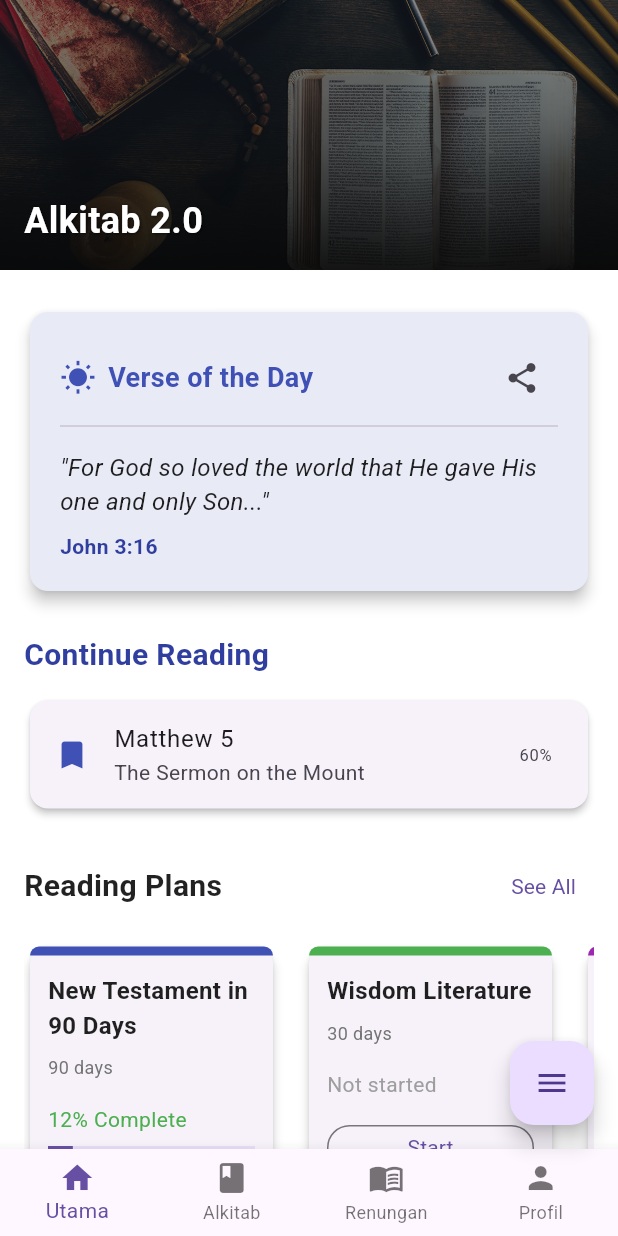
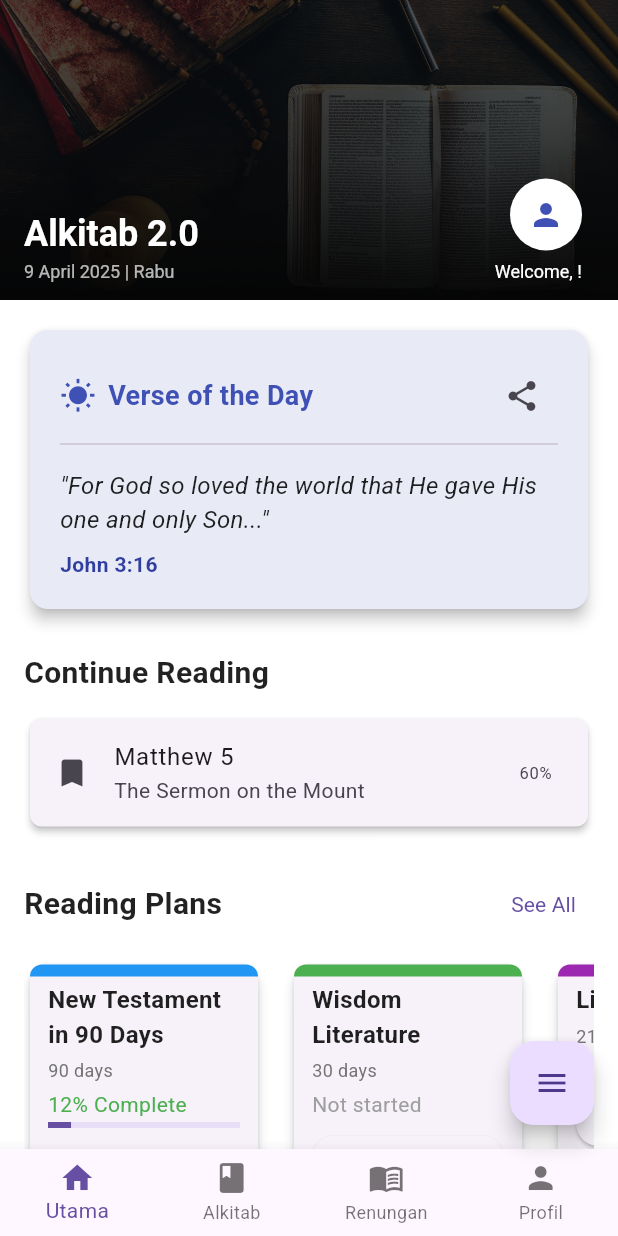
Before and after one commit to hearyaldy/alkitab_2.0, a Flutter app: the HomeTab screen opened by its route, on a phone screen of 412 x 824 dp. Run offline on Flutter 3.47's test engine with Material 3 defaults, Android fonts, the phone set to English and light mode, and no system bars; our stand-ins replace flutter_dotenv, flutter_image_compress, flutter_riverpod, go_router, hive_flutter, image_picker and 1 more; accounts and stored records are empty; network calls fail.

Commit message:
Home Tab UI Fix

```diff
--- a/lib/main.dart
+++ b/lib/main.dart
@@ -1,6 +1,7 @@
 import 'package:flutter/material.dart';
 import 'package:flutter_riverpod/flutter_riverpod.dart';
 import 'package:flutter_dotenv/flutter_dotenv.dart';
+import 'package:intl/date_symbol_data_local.dart';
 import 'package:supabase_flutter/supabase_flutter.dart';
 
 import 'router.dart';
@@ -8,10 +9,13 @@ import 'router.dart';
 Future<void> main() async {
   WidgetsFlutterBinding.ensureInitialized();
 
-  // Load .env variables
+  // Load environment variables from .env file.
   await dotenv.load();
 
-  // Initialize Supabase with .env variables
+  // Initialize date formatting for the Malay locale.
+  await initializeDateFormatting('ms', null);
+
+  // Initialize Supabase with your credentials.
   await Supabase.initialize(
     url: dotenv.env['SUPABASE_URL']!,
     anonKey: dotenv.env['SUPABASE_ANON_KEY']!,
--- a/lib/screens/tabs/bible_tab.dart
+++ b/lib/screens/tabs/bible_tab.dart
@@ -78,7 +78,7 @@ class BibleTab extends StatelessWidget {
 
   @override
   Widget build(BuildContext context) {
-    final themeColor = Colors.indigo;
+    final themeColor = const Color.fromARGB(255, 244, 224, 2);
     return DefaultTabController(
       length: 2,
       child: NestedScrollView(
@@ -196,7 +196,8 @@ class _SliverAppBarDelegate extends SliverPersistentHeaderDelegate {
   Widget build(
       BuildContext context, double shrinkOffset, bool overlapsContent) {
     return Container(
-      color: Colors.black87, // Darker background for the TabBar.
+      color: const Color.fromARGB(
+          221, 90, 89, 89), // Darker background for the TabBar.
       child: tabBar,
     );
   }
--- a/lib/screens/tabs/home_tab.dart
+++ b/lib/screens/tabs/home_tab.dart
@@ -1,43 +1,148 @@
 import 'package:flutter/material.dart';
+import 'package:intl/intl.dart';
+import 'package:supabase_flutter/supabase_flutter.dart';
 import 'package:go_router/go_router.dart';
-import '../../widgets/collapsible_header.dart';
 
 class HomeTab extends StatelessWidget {
   const HomeTab({super.key});
 
   @override
   Widget build(BuildContext context) {
-    final themeColor = Colors.indigo;
+    // Format current date and day in Malay.
+    final now = DateTime.now();
+    final formattedDate =
+        DateFormat.yMMMMd('ms').format(now); // e.g., "1 Januari 2025"
+    final dayName = DateFormat('EEEE', 'ms').format(now); // e.g., "Isnin"
 
-    return CollapsibleHeader(
-      title: 'Alkitab 2.0',
-      imagePath: 'assets/images/header_image.png',
-      child: SingleChildScrollView(
+    // Retrieve current user's display name.
+    final user = Supabase.instance.client.auth.currentUser;
+    final displayName =
+        user?.userMetadata?['full_name'] ?? user?.email ?? "Guest";
+    final firstName = displayName.split(" ").first;
+
+    return CustomScrollView(
+      slivers: [
+        // Collapsible header with background image.
+        SliverAppBar(
+          pinned: true,
+          expandedHeight: 200,
+          flexibleSpace: FlexibleSpaceBar(
+            titlePadding: const EdgeInsets.only(left: 16, bottom: 12),
+            title: Row(
+              crossAxisAlignment: CrossAxisAlignment.end,
+              children: [
+                // Left: App name and date/day.
+                Expanded(
+                  child: Column(
+                    mainAxisSize: MainAxisSize.min,
+                    crossAxisAlignment: CrossAxisAlignment.start,
+                    children: [
+                      const Text(
+                        'Alkitab 2.0',
+                        style: TextStyle(
+                          fontSize: 16,
+                          fontWeight: FontWeight.bold,
+                          color: Colors.white,
+                        ),
+                      ),
+                      const SizedBox(height: 2),
+                      Row(
+                        children: [
+                          Text(
+                            formattedDate,
+                            style: const TextStyle(
+                              fontSize: 08,
+                              color: Colors.white70,
+                            ),
+                          ),
+                          const Text(
+                            ' | ',
+                            style: TextStyle(
+                              fontSize: 08,
+                              color: Colors.white70,
+                            ),
+                          ),
+                          Text(
+                            dayName,
+                            style: const TextStyle(
+                              fontSize: 08,
+                              color: Colors.white70,
+                            ),
+                          ),
+                        ],
+                      ),
+                    ],
+                  ),
+                ),
+                // Right: User profile photo and greeting with right padding.
+                Padding(
+                  padding: const EdgeInsets.only(right: 16.0),
+                  child: Column(
+                    mainAxisSize: MainAxisSize.min,
+                    crossAxisAlignment: CrossAxisAlignment.end,
+                    children: [
+                      CircleAvatar(
+                        radius: 16,
+                        backgroundColor: Colors.white,
+                        child: const Icon(Icons.person,
+                            size: 16, color: Colors.indigo),
+                      ),
+                      const SizedBox(height: 4),
+                      Text(
+                        "Welcome, $firstName!",
+                        style:
+                            const TextStyle(fontSize: 08, color: Colors.white),
+                        textAlign: TextAlign.right,
+                      ),
+                    ],
+                  ),
+                ),
+              ],
+            ),
+            background: Stack(
+              fit: StackFit.expand,
+              children: [
+                Image.asset(
+                  'assets/images/header_image.png', // Ensure asset exists in your pubspec.yaml.
+                  fit: BoxFit.cover,
+                ),
+                Container(
+                  color: Colors.black.withOpacity(0.4),
+                ),
+              ],
+            ),
+          ),
+        ),
+        // Main content.
+        SliverToBoxAdapter(
+          child: Padding(
             padding: const EdgeInsets.all(16.0),
             child: Column(
               crossAxisAlignment: CrossAxisAlignment.start,
               children: [
-            const SizedBox(height: 8),
+                // Verse of the Day card.
                 Card(
                   elevation: 4,
                   shape: RoundedRectangleBorder(
-                  borderRadius: BorderRadius.circular(12)),
-              color: themeColor.shade50,
+                    borderRadius: BorderRadius.circular(12),
+                  ),
+                  color: Colors.indigo.shade50,
                   child: Padding(
                     padding: const EdgeInsets.all(20),
                     child: Column(
+                      mainAxisSize: MainAxisSize.min,
                       crossAxisAlignment: CrossAxisAlignment.start,
                       children: [
                         Row(
                           children: [
-                        Icon(Icons.wb_sunny, color: themeColor),
+                            Icon(Icons.wb_sunny, color: Colors.indigo),
                             const SizedBox(width: 8),
-                        Text(
+                            const Text(
                               'Verse of the Day',
                               style: TextStyle(
                                 fontSize: 18,
                                 fontWeight: FontWeight.bold,
-                            color: themeColor,
+                                color: Colors.indigo,
                               ),
                             ),
                             const Spacer(),
@@ -52,15 +157,15 @@ class HomeTab extends StatelessWidget {
                         const SizedBox(height: 8),
                         const Text(
                           '"For God so loved the world that He gave His one and only Son..."',
-                      style:
-                          TextStyle(fontSize: 16, fontStyle: FontStyle.italic),
+                          style: TextStyle(
+                              fontSize: 16, fontStyle: FontStyle.italic),
                         ),
                         const SizedBox(height: 8),
                         Text(
                           'John 3:16',
                           style: TextStyle(
                             fontWeight: FontWeight.bold,
-                        color: themeColor.shade700,
+                            color: Colors.indigo.shade700,
                           ),
                         ),
                       ],
@@ -68,19 +173,18 @@ class HomeTab extends StatelessWidget {
                   ),
                 ),
                 const SizedBox(height: 24),
-            Text(
+                // Continue Reading section.
+                const Text(
                   'Continue Reading',
-              style: TextStyle(
-                fontSize: 20,
-                fontWeight: FontWeight.bold,
-                color: themeColor.shade700,
-              ),
+                  style: TextStyle(fontSize: 20, fontWeight: FontWeight.bold),
                 ),
                 const SizedBox(height: 12),
                 Card(
                   elevation: 2,
+                  shape: RoundedRectangleBorder(
+                      borderRadius: BorderRadius.circular(8)),
                   child: ListTile(
-                leading: Icon(Icons.bookmark, color: themeColor),
+                    leading: const Icon(Icons.bookmark),
                     title: const Text('Matthew 5'),
                     subtitle: const Text('The Sermon on the Mount'),
                     trailing: const Text('60%'),
@@ -90,6 +194,7 @@ class HomeTab extends StatelessWidget {
                   ),
                 ),
                 const SizedBox(height: 24),
+                // Reading Plans section.
                 _sectionHeader(context, 'Reading Plans', onSeeAll: () {}),
                 const SizedBox(height: 12),
                 SizedBox(
@@ -97,26 +202,29 @@ class HomeTab extends StatelessWidget {
                   child: ListView(
                     scrollDirection: Axis.horizontal,
                     children: [
-                  _buildPlanCard('New Testament in 90 Days', '90 days',
-                      '12% Complete', themeColor),
-                  _buildPlanCard('Wisdom Literature', '30 days', 'Not started',
-                      Colors.green),
-                  _buildPlanCard(
-                      'Life of Jesus', '21 days', 'Not started', Colors.purple),
+                      _buildReadingPlanCard(context, 'New Testament in 90 Days',
+                          '90 days', '12% Complete', Colors.blue),
+                      _buildReadingPlanCard(context, 'Wisdom Literature',
+                          '30 days', 'Not started', Colors.green),
+                      _buildReadingPlanCard(context, 'Life of Jesus', '21 days',
+                          'Not started', Colors.purple),
                     ],
                   ),
                 ),
                 const SizedBox(height: 24),
+                // Daily Devotionals section.
                 _sectionHeader(context, 'Daily Devotionals', onSeeAll: () {}),
                 const SizedBox(height: 12),
-            _buildDevotionalCard('Finding Peace in Troubled Times',
-                'Based on Philippians 4:6–7', 'Today', themeColor),
+                _buildDevotionalCard(context, 'Finding Peace in Troubled Times',
+                    'Based on Philippians 4:6–7', 'Today', Colors.indigo),
                 const SizedBox(height: 12),
-            _buildDevotionalCard('The Power of Faith',
-                'Based on Hebrews 11:1–6', 'Yesterday', themeColor),
+                _buildDevotionalCard(context, 'The Power of Faith',
+                    'Based on Hebrews 11:1–6', 'Yesterday', Colors.indigo),
               ],
             ),
           ),
+        ),
+      ],
     );
   }
 
@@ -126,19 +234,16 @@ class HomeTab extends StatelessWidget {
       mainAxisAlignment: MainAxisAlignment.spaceBetween,
       children: [
         Text(title,
-            style: const TextStyle(
-              fontSize: 20,
-              fontWeight: FontWeight.bold,
-            )),
+            style: const TextStyle(fontSize: 20, fontWeight: FontWeight.bold)),
         TextButton(onPressed: onSeeAll, child: const Text('See All')),
       ],
     );
   }
 
-  Widget _buildPlanCard(
-      String title, String duration, String progress, Color color) {
+  Widget _buildReadingPlanCard(BuildContext context, String title,
+      String duration, String progress, Color color) {
     return Container(
-      width: 170,
+      width: 160,
       margin: const EdgeInsets.only(right: 16),
       child: Card(
         shape: RoundedRectangleBorder(borderRadius: BorderRadius.circular(12)),
@@ -147,7 +252,7 @@ class HomeTab extends StatelessWidget {
           crossAxisAlignment: CrossAxisAlignment.start,
           children: [
             Container(
-              height: 6,
+              height: 8,
               decoration: BoxDecoration(
                 color: color,
                 borderRadius: const BorderRadius.only(
@@ -157,21 +262,25 @@ class HomeTab extends StatelessWidget {
               ),
             ),
             Padding(
-              padding: const EdgeInsets.all(12.0),
+              padding: const EdgeInsets.symmetric(
+                  horizontal: 12, vertical: 4), // Reduced vertical padding.
               child: Column(
+                mainAxisSize: MainAxisSize.min,
                 crossAxisAlignment: CrossAxisAlignment.start,
                 children: [
-                  Text(title,
+                  Text(
+                    title,
                     style: const TextStyle(
-                        fontWeight: FontWeight.bold,
-                        fontSize: 16,
+                        fontWeight: FontWeight.bold, fontSize: 16),
+                    maxLines: 2,
+                    overflow: TextOverflow.ellipsis,
                   ),
-                      maxLines: 2,
-                      overflow: TextOverflow.ellipsis),
-                  const SizedBox(height: 8),
-                  Text(duration,
-                      style: TextStyle(color: Colors.grey[600], fontSize: 12)),
-                  const SizedBox(height: 16),
+                  const SizedBox(height: 4), // Reduced from 8 to 4.
+                  Text(
+                    duration,
+                    style: TextStyle(color: Colors.grey[600], fontSize: 12),
+                  ),
+                  const SizedBox(height: 4), // Reduced spacing.
                   Text(
                     progress,
                     style: TextStyle(
@@ -180,12 +289,14 @@ class HomeTab extends StatelessWidget {
                       fontWeight: FontWeight.w500,
                     ),
                   ),
-                  const SizedBox(height: 8),
+                  const SizedBox(height: 2), // Reduced spacing.
                   progress.contains('Not')
-                      ? OutlinedButton(
+                      ? ElevatedButton(
                           onPressed: () {},
-                          style: OutlinedButton.styleFrom(
-                              minimumSize: const Size.fromHeight(30)),
+                          style: ElevatedButton.styleFrom(
+                            minimumSize: const Size(double.infinity, 30),
+                            padding: EdgeInsets.zero,
+                          ),
                           child: const Text('Start'),
                         )
                       : const LinearProgressIndicator(value: 0.12),
@@ -198,13 +309,15 @@ class HomeTab extends StatelessWidget {
     );
   }
 
-  Widget _buildDevotionalCard(
-      String title, String verse, String date, Color themeColor) {
+  Widget _buildDevotionalCard(BuildContext context, String title, String verse,
+      String date, Color themeColor) {
     return Card(
       elevation: 2,
+      shape: RoundedRectangleBorder(borderRadius: BorderRadius.circular(8)),
       child: Padding(
-        padding: const EdgeInsets.all(16),
+        padding: const EdgeInsets.all(16.0),
         child: Column(
+          mainAxisSize: MainAxisSize.min, // Ensure Column fits its content.
           crossAxisAlignment: CrossAxisAlignment.start,
           children: [
             Row(
@@ -218,11 +331,11 @@ class HomeTab extends StatelessWidget {
                   padding:
                       const EdgeInsets.symmetric(horizontal: 8, vertical: 4),
                   decoration: BoxDecoration(
-                    color: themeColor.shade50,
+                    color: Colors.grey[200],
                     borderRadius: BorderRadius.circular(12),
                   ),
                   child: Text(date,
-                      style: TextStyle(fontSize: 12, color: themeColor)),
+                      style: TextStyle(fontSize: 12, color: Colors.grey[700])),
                 ),
               ],
             ),
@@ -232,10 +345,7 @@ class HomeTab extends StatelessWidget {
             Row(
               mainAxisAlignment: MainAxisAlignment.end,
               children: [
-                TextButton(
-                  onPressed: () {},
-                  child: const Text('Read'),
-                ),
+                TextButton(onPressed: () {}, child: const Text('Read')),
               ],
             ),
           ],
@@ -244,7 +354,3 @@ class HomeTab extends StatelessWidget {
     );
   }
 }
-
-extension on Color {
-  get shade50 => null;
-}
--- a/lib/screens/tabs/profile_tab.dart
+++ b/lib/screens/tabs/profile_tab.dart
@@ -77,13 +77,13 @@ class _ProfileTabState extends State<ProfileTab> {
 
   // Upload the profile image to your Supabase bucket.
   Future<void> _uploadProfilePhoto(File imageFile, String userId) async {
-    final fileName = 'profile_photos/profile_$userId.jpg';
+    final fileName = 'profile_images/profile_$userId.jpg';
     try {
-      await Supabase.instance.client.storage.from('profile_photos').upload(
+      await Supabase.instance.client.storage.from('profile_images').upload(
           fileName, imageFile,
           fileOptions: const FileOptions(upsert: true));
       final publicUrl = Supabase.instance.client.storage
-          .from('profile_photos')
+          .from('profile_images')
           .getPublicUrl(fileName);
       ScaffoldMessenger.of(context).showSnackBar(
           SnackBar(content: Text('Profile photo updated.\nURL: $publicUrl')));
```
Also changed, not shown: 1 other file. Lines whose indentation alone changed are shown as unchanged.
